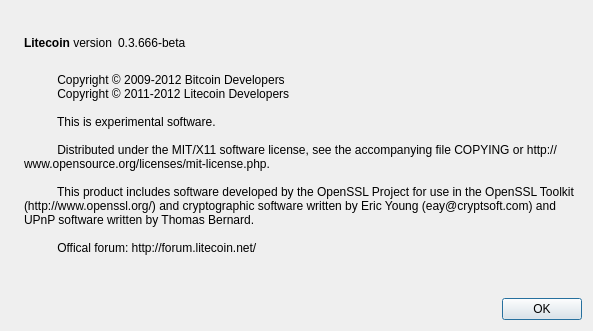
The window that src/qt/forms/aboutdialog.ui (tetcoin-legacy/czarcoin) describes before a commit, drawn with Qt 5.
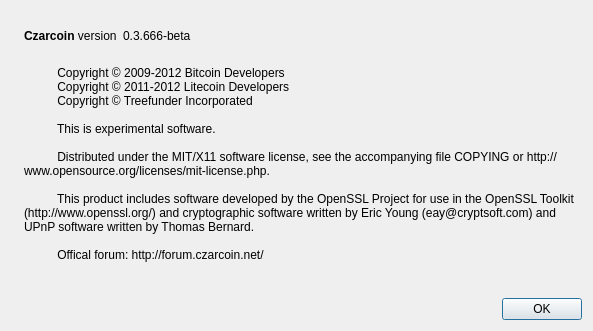
The same window after the commit. Icons and pictures are not drawn.

Commit message: Czarcoin Genesis

```diff
--- a/src/qt/forms/aboutdialog.ui
+++ b/src/qt/forms/aboutdialog.ui
@@ -50,7 +50,7 @@
           <cursorShape>IBeamCursor</cursorShape>
          </property>
          <property name="text">
-          <string>&lt;b&gt;Litecoin&lt;/b&gt; version</string>
+          <string>&lt;b&gt;Czarcoin&lt;/b&gt; version</string>
          </property>
          <property name="textInteractionFlags">
           <set>Qt::LinksAccessibleByMouse|Qt::TextSelectableByKeyboard|Qt::TextSelectableByMouse</set>
@@ -97,6 +97,7 @@
         <string>
           Copyright © 2009-2012 Bitcoin Developers
           Copyright © 2011-2012 Litecoin Developers
+          Copyright © Treefunder Incorporated
 
           This is experimental software.
 
@@ -104,7 +105,7 @@
 
           This product includes software developed by the OpenSSL Project for use in the OpenSSL Toolkit (http://www.openssl.org/) and cryptographic software written by Eric Young (eay@cryptsoft.com) and UPnP software written by Thomas Bernard.
 
-          Offical forum: http://forum.litecoin.net/
+          Offical forum: http://forum.czarcoin.net/
         </string>
        </property>
        <property name="wordWrap">
```
Left out of the diff: 2 changed lines with no effect on the pictures. The commit also changes 53 other files.
